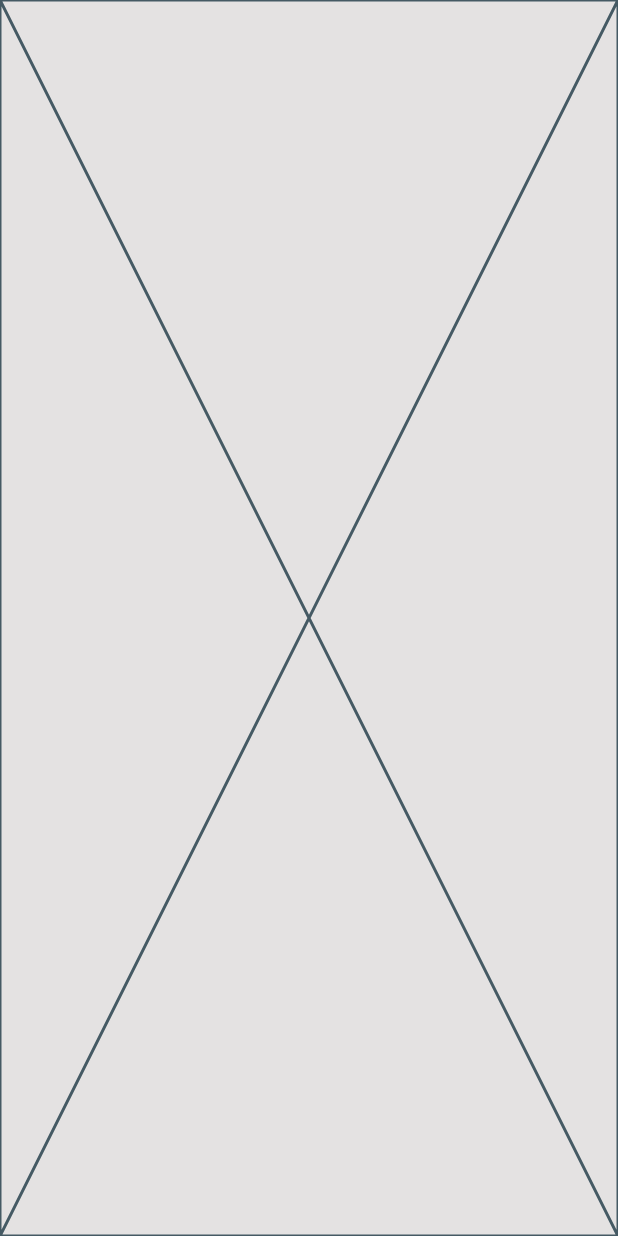
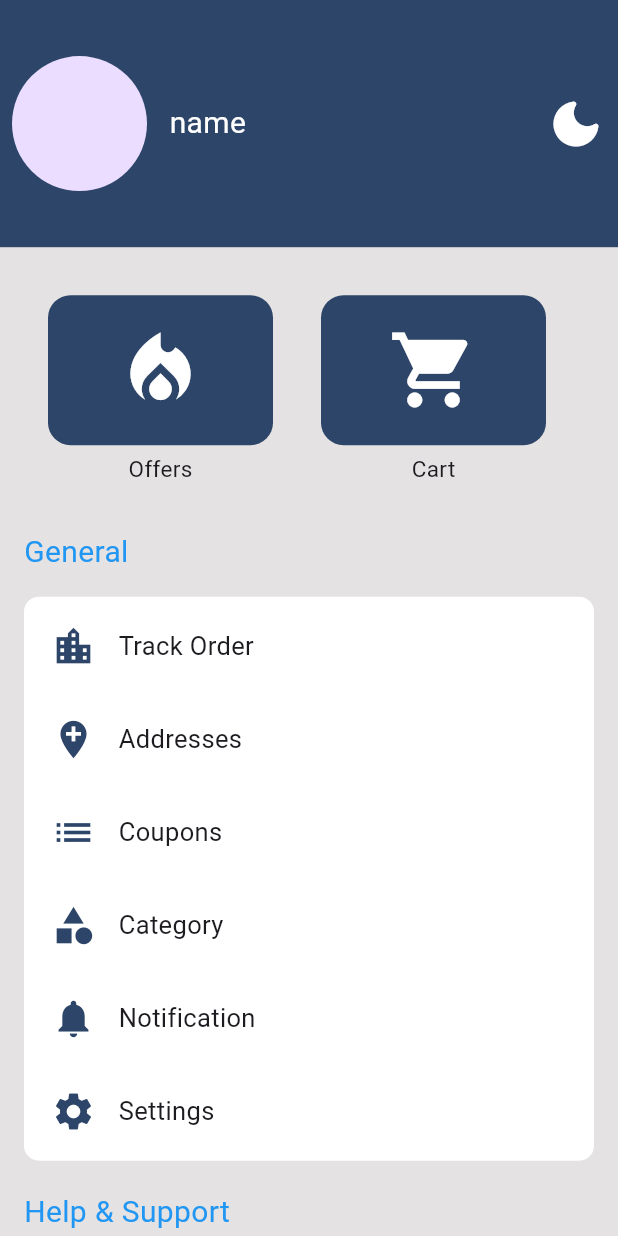
Before and after one commit to elsayedelhoseny/E-Commerce-App, a Flutter app: the MoreView screen opened directly, on a phone screen of 412 x 824 dp. Run offline on Flutter 3.47's test engine with Material 3 defaults, Android fonts, the phone set to English and light mode, and no system bars; our stand-ins replace bloc, carousel_slider, dots_indicator, flutter_bloc, intl_phone_field, persistent_bottom_nav_bar and 1 more; accounts and stored records are empty; network calls fail.

Commit message:
Create_full_ui_moreScreen

```diff
--- a/lib/modules/Screens/more/moreView.dart
+++ b/lib/modules/Screens/more/moreView.dart
@@ -1,6 +1,7 @@
 // ignore_for_file: file_names
 
 import 'package:first_app/modules/Screens/more/widgets/moreViewBody.dart';
+import 'package:first_app/shared/style/colors.dart';
 import 'package:flutter/material.dart';
 
 class MoreView extends StatelessWidget {
@@ -9,7 +10,7 @@ class MoreView extends StatelessWidget {
   @override
   Widget build(BuildContext context) {
     return const Scaffold(
-      backgroundColor: Color.fromARGB(255, 228, 226, 226),
+      backgroundColor: mainColor,
       body: MoreViewBody(),
     );
   }
--- /dev/null
+++ b/lib/modules/Screens/more/widgets/General.dart
@@ -0,0 +1,52 @@
+// ignore_for_file: file_names
+
+import 'customRow.dart';
+import 'package:flutter/material.dart';
+
+class General extends StatelessWidget {
+  const General({super.key});
+
+  @override
+  Widget build(BuildContext context) {
+    return Container(
+      width: MediaQuery.of(context).size.width,
+      decoration: BoxDecoration(
+        color: Colors.white,
+        border: Border.all(
+          color: Colors.white,
+          width: 2,
+        ),
+        borderRadius: BorderRadius.circular(10),
+      ),
+      child: const Column(
+        mainAxisSize: MainAxisSize.min,
+        children: [
+          CRow(
+            icon: Icons.location_city,
+            txt: 'Track Order',
+          ),
+          CRow(
+            icon: Icons.add_location,
+            txt: 'Addresses',
+          ),
+          CRow(
+            icon: Icons.list,
+            txt: 'Coupons',
+          ),
+          CRow(
+            icon: Icons.category,
+            txt: 'Category',
+          ),
+          CRow(
+            icon: Icons.notifications,
+            txt: 'Notification',
+          ),
+          CRow(
+            icon: Icons.settings,
+            txt: 'Settings',
+          ),
+        ],
+      ),
+    );
+  }
+}
--- /dev/null
+++ b/lib/modules/Screens/more/widgets/ScrollView.dart
@@ -0,0 +1,31 @@
+// ignore_for_file: file_names
+
+import 'package:first_app/modules/Screens/more/widgets/customContainer.dart';
+import 'package:flutter/material.dart';
+
+class CScrollView extends StatelessWidget {
+  const CScrollView({super.key});
+
+  @override
+  Widget build(BuildContext context) {
+    return const SingleChildScrollView(
+      scrollDirection: Axis.horizontal,
+      child: Row(
+        children: [
+          CustomContainer(
+            icon: Icons.local_fire_department,
+            txt: 'Offers',
+          ),
+          CustomContainer(
+            icon: Icons.shopping_cart,
+            txt: 'Cart',
+          ),
+          CustomContainer(
+            icon: Icons.favorite_outline,
+            txt: 'Wishlist',
+          ),
+        ],
+      ),
+    );
+  }
+}
--- /dev/null
+++ b/lib/modules/Screens/more/widgets/customContainer.dart
@@ -0,0 +1,46 @@
+// ignore_for_file: file_names
+
+import 'package:first_app/shared/style/colors.dart';
+import 'package:flutter/material.dart';
+
+class CustomContainer extends StatelessWidget {
+  const CustomContainer(
+      {super.key, required this.icon, required this.txt, this.onTap});
+  final IconData icon;
+  final String txt;
+  final void Function()? onTap;
+  @override
+  Widget build(BuildContext context) {
+    return GestureDetector(
+      onTap: onTap,
+      child: Padding(
+        padding: const EdgeInsets.all(16.0),
+        child: Column(
+          mainAxisAlignment: MainAxisAlignment.start,
+          children: [
+            Container(
+              width: 150,
+              height: 100,
+              decoration: BoxDecoration(
+                  borderRadius: BorderRadius.circular(15), color: mainColor),
+              child: Center(
+                child: Icon(
+                  icon,
+                  color: Colors.white,
+                  size: 60,
+                ),
+              ),
+            ),
+            const SizedBox(
+              height: 5,
+            ),
+            Text(
+              txt,
+              style: const TextStyle(fontSize: 15),
+            ),
+          ],
+        ),
+      ),
+    );
+  }
+}
--- /dev/null
+++ b/lib/modules/Screens/more/widgets/customRow.dart
@@ -0,0 +1,34 @@
+import 'package:first_app/shared/style/colors.dart';
+import 'package:flutter/material.dart';
+
+class CRow extends StatelessWidget {
+  const CRow({super.key, required this.icon, required this.txt, this.onTap});
+  final IconData icon;
+  final String txt;
+  final void Function()? onTap;
+  @override
+  Widget build(BuildContext context) {
+    return Padding(
+      padding: const EdgeInsets.all(16.0),
+      child: GestureDetector(
+        onTap: onTap,
+        child: Row(
+          children: [
+            Icon(
+              icon,
+              size: 30,
+              color: mainColor,
+            ),
+            SizedBox(
+              width: 15,
+            ),
+            Text(
+              txt,
+              style: TextStyle(fontSize: 17),
+            )
+          ],
+        ),
+      ),
+    );
+  }
+}
--- /dev/null
+++ b/lib/modules/Screens/more/widgets/help_supportView.dart
@@ -0,0 +1,69 @@
+// ignore_for_file: camel_case_types, file_names
+
+import 'package:first_app/modules/Screens/more/widgets/customRow.dart';
+import 'package:flutter/material.dart';
+
+class Help_SupportView extends StatelessWidget {
+  const Help_SupportView({super.key});
+
+  @override
+  Widget build(BuildContext context) {
+    return Container(
+      width: MediaQuery.of(context).size.width,
+      decoration: BoxDecoration(
+        color: Colors.white,
+        border: Border.all(
+          color: Colors.white,
+          width: 2,
+        ),
+        borderRadius: BorderRadius.circular(10),
+      ),
+      child: const Column(
+        mainAxisSize: MainAxisSize.min,
+        children: [
+          CRow(
+            icon: Icons.chat,
+            txt: 'Inbox',
+          ),
+          CRow(
+            icon: Icons.phone,
+            txt: 'Contact Us',
+          ),
+          CRow(
+            icon: Icons.support_agent,
+            txt: 'Support Tickets',
+          ),
+          CRow(
+            icon: Icons.article,
+            txt: 'Teams & Condiction',
+          ),
+          CRow(
+            icon: Icons.verified_user,
+            txt: 'Privacy Policy',
+          ),
+          CRow(
+            icon: Icons.article,
+            txt: 'Refund Policy',
+          ),
+          CRow(
+            icon: Icons.article,
+            txt: 'Return Policy',
+          ),
+          CRow(
+            icon: Icons.article,
+            txt: 'Cancellation Policy',
+          ),
+          CRow(
+            icon: Icons.quiz,
+            txt: 'FAQ',
+          ),
+          CRow(
+            icon: Icons.person,
+            txt: 'About Us',
+          ),
+        ],
+      ),
+    );
+    ;
+  }
+}
--- a/lib/modules/Screens/more/widgets/moreViewBody.dart
+++ b/lib/modules/Screens/more/widgets/moreViewBody.dart
@@ -1,5 +1,11 @@
 // ignore_for_file: file_names
 
+import 'package:first_app/modules/Screens/more/widgets/customContainer.dart';
+import 'package:first_app/modules/Screens/more/widgets/ScrollView.dart';
+import 'package:first_app/modules/Screens/more/widgets/General.dart';
+import 'package:first_app/modules/Screens/more/widgets/customRow.dart';
+import 'package:first_app/modules/Screens/more/widgets/help_supportView.dart';
+import 'package:first_app/shared/style/colors.dart';
 import 'package:flutter/material.dart';
 
 class MoreViewBody extends StatelessWidget {
@@ -7,6 +13,86 @@ class MoreViewBody extends StatelessWidget {
 
   @override
   Widget build(BuildContext context) {
-    return const Placeholder();
+    return Column(
+      children: [
+        Expanded(
+            flex: 1,
+            child: Padding(
+              padding: const EdgeInsets.symmetric(horizontal: 8.0),
+              child: Row(
+                children: [
+                  CircleAvatar(
+                    radius: 45,
+                  ),
+                  SizedBox(
+                    width: 15,
+                  ),
+                  Text(
+                    'name',
+                    style: TextStyle(color: Colors.white, fontSize: 20),
+                  ),
+                  Spacer(),
+                  Icon(
+                    Icons.dark_mode_rounded,
+                    color: Colors.white,
+                    size: 40,
+                  )
+                ],
+              ),
+            )),
+        Expanded(
+          flex: 4,
+          child: Container(
+            width: double.infinity,
+            decoration:
+                const BoxDecoration(color: Color.fromARGB(255, 228, 226, 226)),
+            child: SingleChildScrollView(
+              child: Padding(
+                padding: const EdgeInsets.all(16.0),
+                child: const Column(
+                  mainAxisAlignment: MainAxisAlignment.start,
+                  crossAxisAlignment: CrossAxisAlignment.start,
+                  children: [
+                    CScrollView(),
+                    SizedBox(
+                      height: 15,
+                    ),
+                    Text(
+                      'General',
+                      style: TextStyle(color: Colors.blue, fontSize: 20),
+                    ),
+                    SizedBox(
+                      height: 15,
+                    ),
+                    General(),
+                    SizedBox(
+                      height: 20,
+                    ),
+                    Text(
+                      'Help & Support',
+                      style: TextStyle(color: Colors.blue, fontSize: 20),
+                    ),
+                    SizedBox(
+                      height: 15,
+                    ),
+                    Help_SupportView(),
+                    SizedBox(
+                      height: 20,
+                    ),
+                    CRow(
+                      icon: Icons.logout,
+                      txt: 'Logout',
+                    ),
+                    SizedBox(
+                      height: 30,
+                    ),
+                  ],
+                ),
+              ),
+            ),
+          ),
+        ),
+      ],
+    );
   }
 }
```
